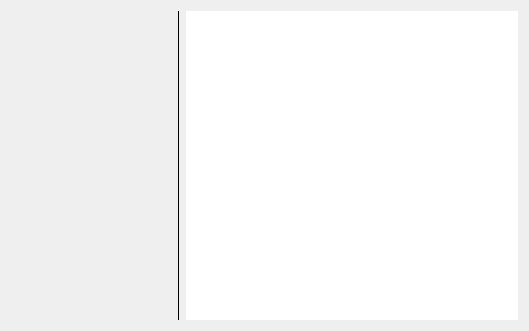
Qt form client/src/ui/widgets/properties/accessible_resources_widget.ui (networkoptix/nx_open) before a commit.
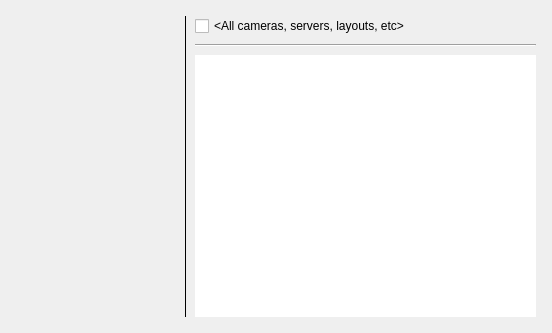
The same form after that commit. Custom widgets are drawn as their Qt base class.

Commit message:
VMS-2293: Create dialog for access rights setup
<==== Mercurial data ====>
Branch: dev_3.0.0_gui

What changed in the file:
```diff
--- a/client/src/ui/widgets/properties/accessible_resources_widget.ui
+++ b/client/src/ui/widgets/properties/accessible_resources_widget.ui
@@ -6,15 +6,28 @@
    <rect>
     <x>0</x>
     <y>0</y>
-    <width>529</width>
-    <height>331</height>
+    <width>552</width>
+    <height>333</height>
    </rect>
   </property>
-  <layout class="QHBoxLayout" name="horizontalLayout" stretch="0,0,1">
+  <layout class="QHBoxLayout" name="horizontalLayout">
+   <property name="spacing">
+    <number>8</number>
+   </property>
+   <property name="leftMargin">
+    <number>16</number>
+   </property>
+   <property name="topMargin">
+    <number>16</number>
+   </property>
+   <property name="rightMargin">
+    <number>16</number>
+   </property>
+   <property name="bottomMargin">
+    <number>16</number>
+   </property>
    <item>
-    <layout class="QVBoxLayout" name="verticalLayout">
-     <item>
-      <widget class="QnResourcePreviewWidget" name="previewWidget" native="true">
+    <widget class="QWidget" name="detailsWidget" native="true">
        <property name="minimumSize">
         <size>
          <width>160</width>
@@ -27,19 +40,15 @@
          <height>16777215</height>
         </size>
        </property>
-      </widget>
+     <layout class="QVBoxLayout" name="verticalLayout">
+      <item>
+       <widget class="QnResourcePreviewWidget" name="previewWidget" native="true"/>
      </item>
      <item>
       <widget class="QLabel" name="nameLabel"/>
      </item>
      <item>
       <widget class="QLabel" name="descriptionLabel">
-       <property name="maximumSize">
-        <size>
-         <width>160</width>
-         <height>16777215</height>
-        </size>
-       </property>
        <property name="wordWrap">
         <bool>true</bool>
        </property>
@@ -59,6 +68,7 @@
       </spacer>
      </item>
     </layout>
+    </widget>
    </item>
    <item>
     <widget class="Line" name="verticalLine">
@@ -71,6 +81,22 @@
     </widget>
    </item>
    <item>
+    <layout class="QVBoxLayout" name="verticalLayout_2">
+     <item>
+      <widget class="QCheckBox" name="allResourcesCheckBox">
+       <property name="text">
+        <string notr="true">&lt;All cameras, servers, layouts, etc&gt;</string>
+       </property>
+      </widget>
+     </item>
+     <item>
+      <widget class="Line" name="line">
+       <property name="orientation">
+        <enum>Qt::Horizontal</enum>
+       </property>
+      </widget>
+     </item>
+     <item>
     <widget class="QnTreeView" name="resourcesTreeView">
      <property name="frameShape">
       <enum>QFrame::NoFrame</enum>
@@ -106,6 +132,8 @@
       <bool>true</bool>
      </property>
     </widget>
+     </item>
+    </layout>
    </item>
   </layout>
  </widget>
```
Lines whose indentation alone changed are shown as unchanged. The commit also changes 10 other files.
